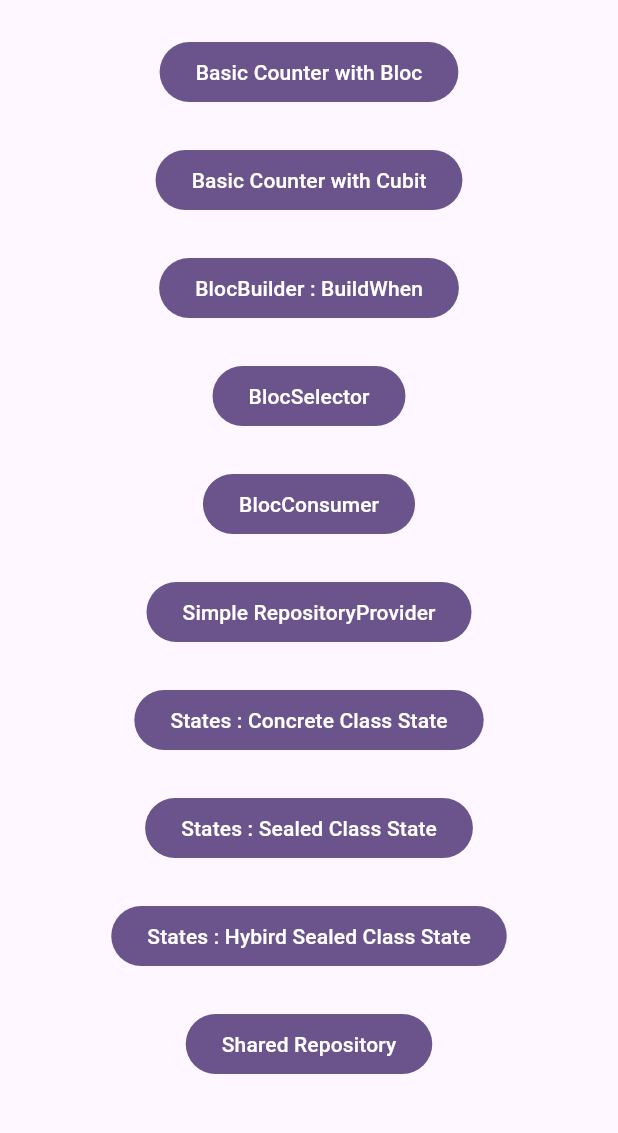
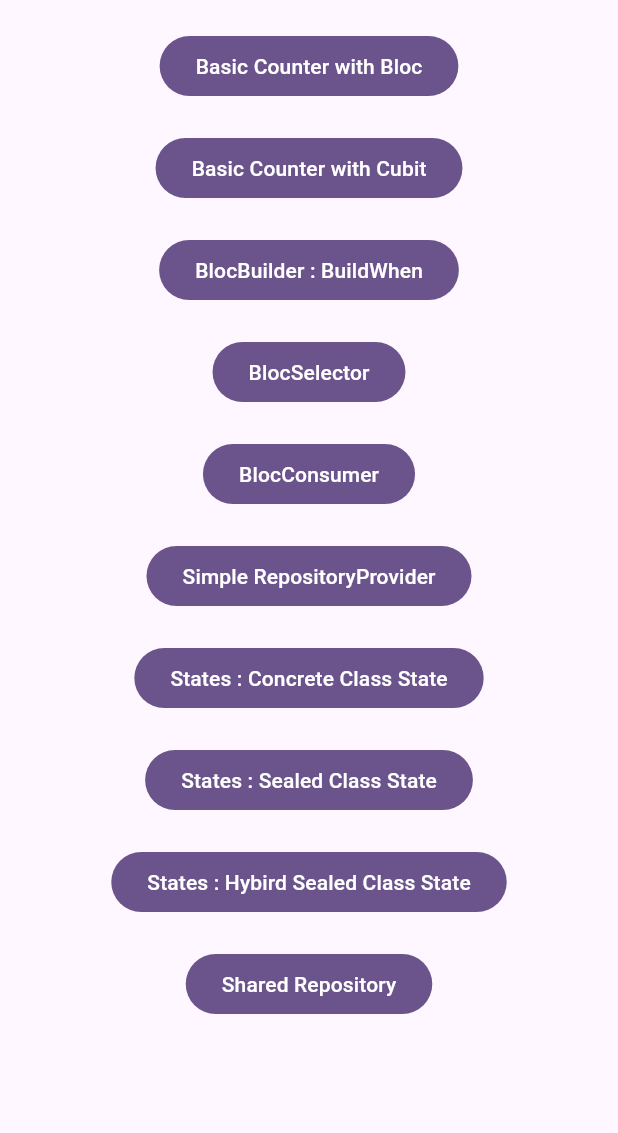
Before and after one commit to thetpaingsoe/flutter_bloc_demo, a Flutter app: the screen it shows after launch, on a phone screen of 412 x 824 dp, the part 84-1217 px from its top. Run offline on Flutter 3.47's test engine with Material 3 defaults, Android fonts, the phone set to English and light mode, and no system bars; our stand-ins replace flutter_bloc.

Commit message:
Refactored the UI of the main list

```diff
--- /dev/null
+++ b/lib/common/widgets/filled_button_action_widget.dart
@@ -0,0 +1,23 @@
+import 'package:flutter/material.dart';
+
+class FilledButtonActionWidget extends StatelessWidget {
+  const FilledButtonActionWidget(
+      {super.key,
+      required this.title,
+      required this.action});
+
+  final String title;
+  final Function action;
+  @override
+  Widget build(BuildContext context) {
+    return FilledButton(
+        onPressed: () {
+          Navigator.push(
+              context,
+              MaterialPageRoute(
+                builder: (context) => action(),
+              ));
+        },
+        child: Text(title));
+  }
+}
--- a/lib/main.dart
+++ b/lib/main.dart
@@ -6,6 +6,7 @@ import 'package:flutter_bloc_demo/features/concrete_class_state/ui/concrete_clas
 import 'package:flutter_bloc_demo/features/repository_provider/ui/repository_provider_page.dart';
 import 'package:flutter_bloc_demo/features/sealed_class_state/ui/sealed_class_page.dart';
 import 'package:flutter_bloc_demo/features/share_repository/features/dashboard/ui/dashboard_page.dart';
+import 'common/widgets/filled_button_action_widget.dart';
 import 'features/basic_counter_with_bloc/ui/basic_counter_with_bloc_page.dart';
 import 'features/bloc_builder_build_when/ui/build_when_page.dart';
 import 'features/hybird_sealed_class_state/ui/hybird_sealed_class_page.dart';
@@ -41,6 +42,49 @@ class MyHomePage extends StatefulWidget {
 }
 
 class _MyHomePageState extends State<MyHomePage> {
+  final uiList = [
+    {
+      'name': 'Basic Counter with Bloc',
+      'action': const BasicCounterWithBlocPage(),
+    },
+    {
+      'name': 'Basic Counter with Cubit',
+      'action': const BasicCounterWithCubitPage(),
+    },
+    {
+      'name': 'BlocBuilder : BuildWhen',
+      'action': const BuildWhenPage(),
+    },
+    {
+      'name': 'BlocSelector',
+      'action': const BlocSelectorPage(),
+    },
+    {
+      'name': 'BlocConsumer',
+      'action': const BlocConsumerPage(),
+    },
+    {
+      'name': 'Simple RepositoryProvider',
+      'action': const RepositoryProviderPage(),
+    },
+    {
+      'name': 'States : Concrete Class State',
+      'action': const ConcreteClassPage(),
+    },
+    {
+      'name': 'States : Sealed Class State',
+      'action': const SealedClassPage(),
+    },
+    {
+      'name': 'States : Hybird Sealed Class State',
+      'action': const HybirdSealedClassPage(),
+    },
+    {
+      'name': 'Shared Repository',
+      'action': const ShareRepositoryPage(),
+    }
+  ];
+
   @override
   Widget build(BuildContext context) {
     return Scaffold(
@@ -49,117 +93,19 @@ class _MyHomePageState extends State<MyHomePage> {
           foregroundColor: Theme.of(context).colorScheme.onPrimary,
           title: Text(widget.title),
         ),
-      body: Center(
-        child: Column(
-          mainAxisAlignment: MainAxisAlignment.start,
-          children: <Widget>[
-            SizedBox(
-              height: 24,
-            ),
-            FilledButton(
-                onPressed: () {
-                  Navigator.push(
-                      context,
-                      MaterialPageRoute(
-                          builder: (context) =>
-                              const BasicCounterWithBlocPage()));
-                },
-                child: Text('Basic Counter with Bloc')),
-            SizedBox(
-              height: 24,
-            ),
-            FilledButton(
-              onPressed: () {
-                Navigator.push(
-                      context,
-                      MaterialPageRoute(
-                          builder: (context) =>
-                              const BasicCounterWithCubitPage()));
-              },
-              child: Text('Basic Counter with Cubit'),
-            ),
-            SizedBox(
-              height: 24,
-            ),
-            FilledButton(onPressed: () {
-              Navigator.push(
-                      context,
-                      MaterialPageRoute(
-                          builder: (context) =>
-                              const BuildWhenPage()));
-            }, child: Text('BlocBuilder : BuildWhen')),
-            SizedBox(
-              height: 24,
-            ),
-            FilledButton(onPressed: () {
-              Navigator.push(
-                      context,
-                      MaterialPageRoute(
-                          builder: (context) =>
-                              const BlocSelectorPage()));
-            }, child: Text('BlocSelector')),
-            SizedBox(
-              height: 24,
-            ),
-            FilledButton(onPressed: () {
-              Navigator.push(
-                      context,
-                      MaterialPageRoute(
-                          builder: (context) =>
-                              const BlocConsumerPage()));
-            }, child: Text('BlocConsumer')),
-            SizedBox(
-              height: 24,
-            ),
-            FilledButton(onPressed: () {
-              Navigator.push(
-                      context,
-                      MaterialPageRoute(
-                          builder: (context) =>
-                              const RepositoryProviderPage()));
-            }, child: Text('Simple RepositoryProvider')),
-            SizedBox(
-              height: 24,
-            ),
-            FilledButton(onPressed: () {
-              Navigator.push(
-                      context,
-                      MaterialPageRoute(
-                          builder: (context) =>
-                              const ConcreteClassPage()));
-            }, child: Text('States : Concrete Class State')),
-            SizedBox(
-              height: 24,
-            ),
-            FilledButton(onPressed: () {
-              Navigator.push(
-                      context,
-                      MaterialPageRoute(
-                          builder: (context) =>
-                              const SealedClassPage()));
-            }, child: Text('States : Sealed Class State')),
-            SizedBox(
-              height: 24,
-            ),
-            FilledButton(onPressed: () {
-              Navigator.push(
-                      context,
-                      MaterialPageRoute(
-                          builder: (context) =>
-                              const HybirdSealedClassPage()));
-            }, child: Text('States : Hybird Sealed Class State')),
-            const SizedBox(height : 24),
-            FilledButton(onPressed: (){
-              Navigator.push(
-                      context,
-                      MaterialPageRoute(
-                          builder: (context) =>
-                              const ShareRepositoryPage()));
-              },
-              child: const Text('Shared Repository') )
-          ],
+        body: ListView.builder(
+          itemCount: uiList.length,
+          itemBuilder: (context, index) {
+            return Padding(
+              padding: EdgeInsets.only(top: 20),
+              child: Center(
+                child: FilledButtonActionWidget(
+                  title: uiList[index]['name'].toString(),
+                  action: () => const BasicCounterWithBlocPage(),
                 ),
               ),
             );
+          },
+        ));
   }
 }
```
Also changed, not shown: 1 other file. Lines whose indentation alone changed are shown as unchanged.
